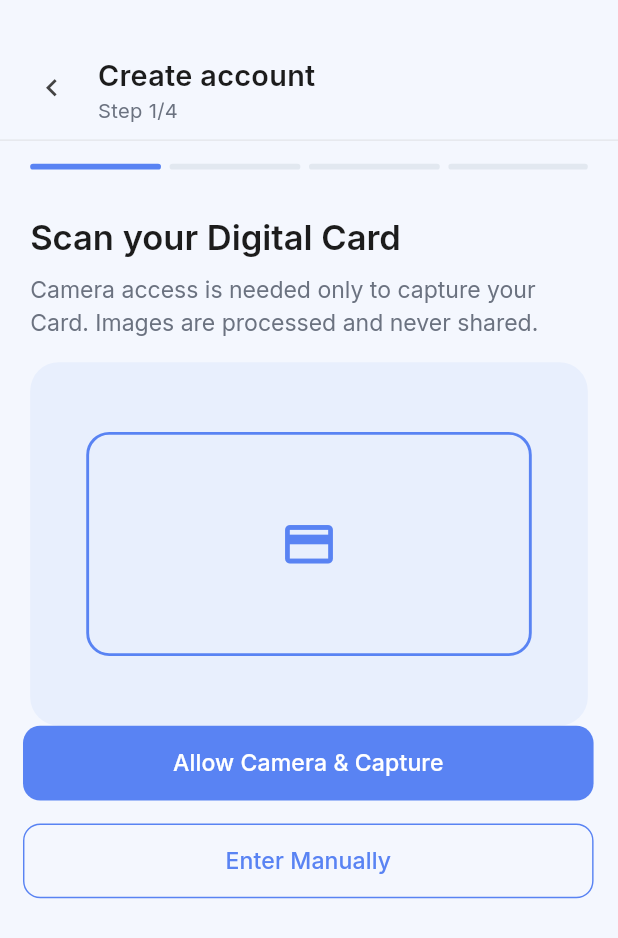
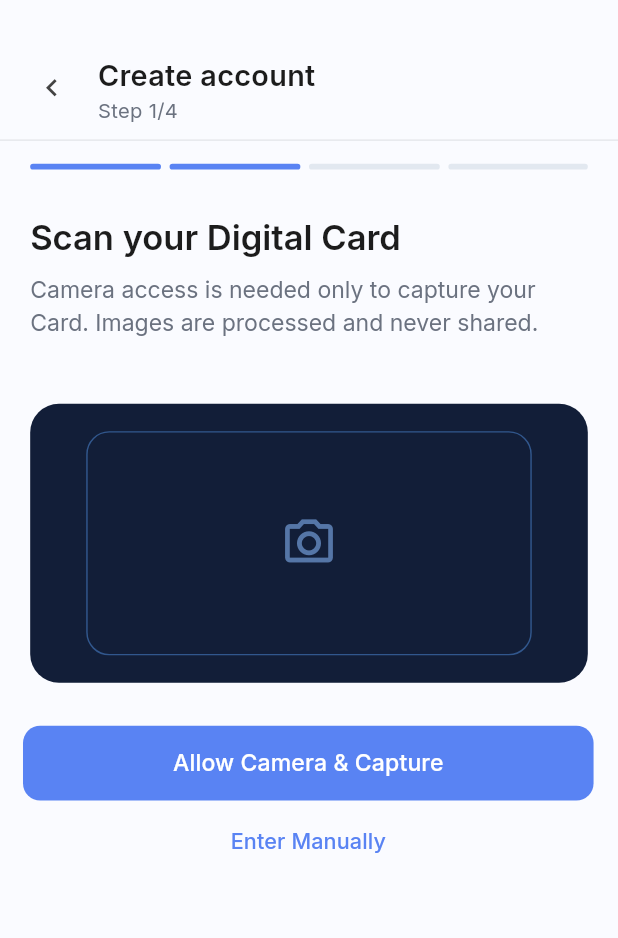
Before and after one commit to AbdelrahmanAhmed7/mci, a Flutter app: the ScanAccountScreen screen opened by its route, on a phone screen of 412 x 824 dp. Shown: the top 938 px of the screen. Run offline on Flutter 3.47's test engine with Material 3 defaults, Android fonts, the phone set to English and light mode, and no system bars; our stand-ins replace cached_network_image, connectivity_plus, cupertino_ui, dio, easy_localization, firebase_analytics and 22 more; missing offline and left inert: dart:ffi, in_app_update; accounts and stored records are empty; generated files the repository leaves out were written again; network calls fail; statements that could not run were skipped; project files that could hold a hidden picture were left out.

Commit message:
fix: match account selection and capture ui

```diff
--- a/lib/features/auth/login/presentation/widgets/figma_auth_widgets.dart
+++ b/lib/features/auth/login/presentation/widgets/figma_auth_widgets.dart
@@ -4,6 +4,7 @@ import 'package:mediconsult/core/theming/figma_colors.dart';
 
 const _authBackground = FigmaColors.blue25;
 const _authBlue = FigmaColors.blue500;
+const _accountBackground = Color(0xFFFAFBFF);
 
 class FigmaAuthPage extends StatefulWidget {
   final Widget child;
@@ -312,12 +313,12 @@ class _FigmaAccountPageState extends State<FigmaAccountPage> {
         statusBarColor: Colors.transparent,
         statusBarIconBrightness: Brightness.dark,
         statusBarBrightness: Brightness.light,
-        systemNavigationBarColor: _authBackground,
+        systemNavigationBarColor: _accountBackground,
         systemNavigationBarIconBrightness: Brightness.dark,
         systemNavigationBarDividerColor: Colors.transparent,
       ),
       child: Scaffold(
-        backgroundColor: _authBackground,
+        backgroundColor: _accountBackground,
         body: SizedBox.expand(
           child: FittedBox(
             fit: BoxFit.cover,
--- a/lib/features/auth/signup/presentation/create_account_screen.dart
+++ b/lib/features/auth/signup/presentation/create_account_screen.dart
@@ -50,7 +50,7 @@ class CreateAccountScreen extends StatelessWidget {
             child: FigmaAccountCard(
               title: 'Scan National ID',
               description: 'We extract your details, you review them.',
-              icon: Icons.badge_outlined,
+              icon: Icons.center_focus_strong,
               recommended: true,
               onTap: () => context.push('/signup/scan'),
             ),
--- a/lib/features/auth/signup/presentation/scan_account_screen.dart
+++ b/lib/features/auth/signup/presentation/scan_account_screen.dart
@@ -12,7 +12,7 @@ class ScanAccountScreen extends StatelessWidget {
     onBack: () => context.pop(),
     child: Stack(
       children: [
-        const FigmaProgress(activeStep: 1),
+        const FigmaProgress(activeStep: 2),
         const Positioned(
           left: 21,
           top: 186,
@@ -45,12 +45,12 @@ class ScanAccountScreen extends StatelessWidget {
         ),
         Positioned(
           left: 21,
-          top: 288,
+          top: 317,
           child: Container(
             width: 388,
-            height: 253,
+            height: 194,
             decoration: BoxDecoration(
-              color: const Color(0xFFE8EFFD),
+              color: const Color(0xFF121E38),
               borderRadius: BorderRadius.circular(20),
             ),
             child: Center(
@@ -58,14 +58,14 @@ class ScanAccountScreen extends StatelessWidget {
                 width: 310,
                 height: 156,
                 decoration: BoxDecoration(
-                  border: Border.all(color: FigmaColors.blue500, width: 2),
+                  border: Border.all(color: const Color(0xFF31578D), width: 1),
                   borderRadius: BorderRadius.circular(16),
                 ),
                 child: const Center(
                   child: Icon(
-                    Icons.credit_card_outlined,
+                    Icons.camera_alt_outlined,
                     size: 40,
-                    color: FigmaColors.blue500,
+                    color: Color(0xFF5576A7),
                   ),
                 ),
               ),
@@ -81,22 +81,11 @@ class ScanAccountScreen extends StatelessWidget {
               const SizedBox(height: 16),
               SizedBox(
                 width: 397,
-                height: 52,
-                child: OutlinedButton(
-                  onPressed: () => context.push('/signup/manual'),
-                  style: OutlinedButton.styleFrom(
-                    side: const BorderSide(color: FigmaColors.blue500),
-                    shape: RoundedRectangleBorder(
-                      borderRadius: BorderRadius.circular(12),
-                    ),
-                  ),
-                  child: const Text(
-                    'Enter Manually',
-                    style: TextStyle(
-                      fontFamily: 'Inter',
-                      fontSize: 16,
-                      color: FigmaColors.blue500,
-                    ),
+                height: 24,
+                child: Center(
+                  child: FigmaAuthBackLink(
+                    text: 'Enter Manually',
+                    onPressed: () => context.push('/signup/manual'),
                   ),
                 ),
               ),
```
